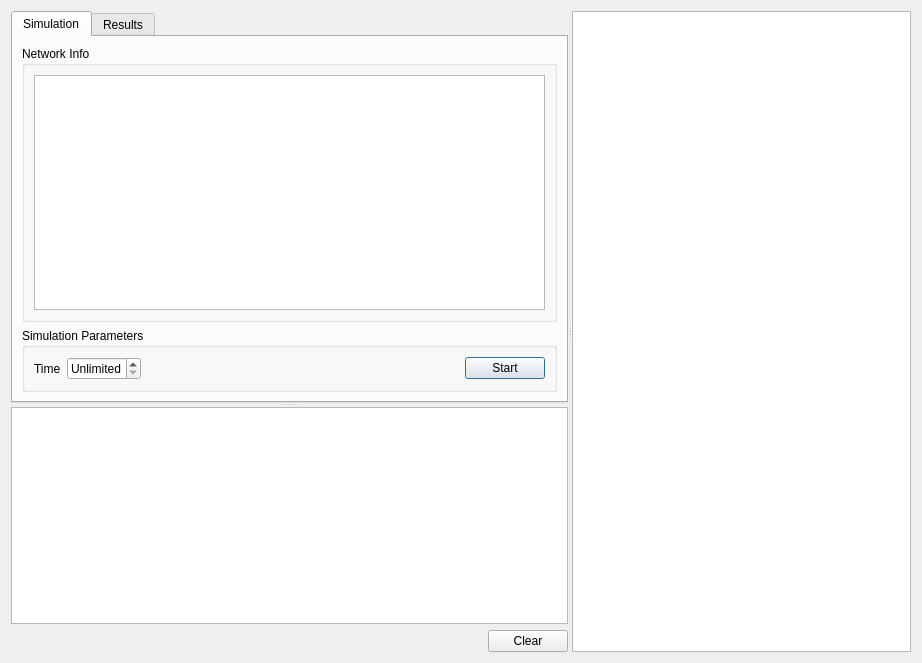
The window that dpse2/src/dpseapp/simu/branch/CGraphSimulatorDialog.ui (ArsMasiuk/DPSE) describes before a commit, drawn with Qt 5.
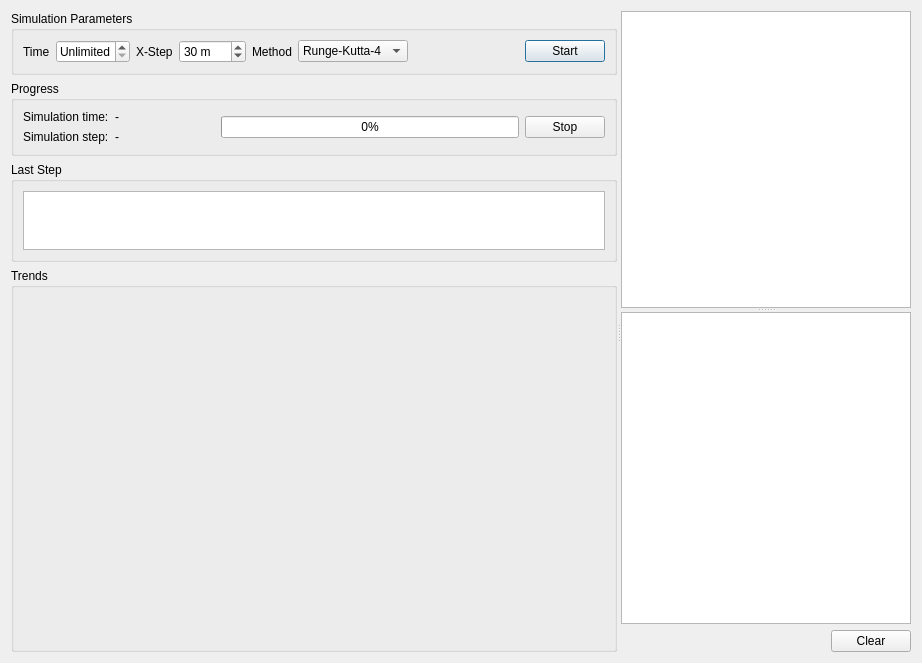
The same window after the commit. Custom widgets are drawn as their Qt base class.

Commit message: better trends visualization setting simulation params via UI

```diff
--- a/dpse2/src/dpseapp/simu/branch/CGraphSimulatorDialog.ui
+++ b/dpse2/src/dpseapp/simu/branch/CGraphSimulatorDialog.ui
@@ -19,37 +19,14 @@
      <property name="orientation">
       <enum>Qt::Horizontal</enum>
      </property>
-     <widget class="QSplitter" name="splitter">
-      <property name="orientation">
-       <enum>Qt::Vertical</enum>
-      </property>
-      <widget class="QTabWidget" name="Tabs">
-       <property name="currentIndex">
-        <number>0</number>
-       </property>
-       <widget class="QWidget" name="tabSimu">
-        <attribute name="title">
-         <string>Simulation</string>
-        </attribute>
-        <layout class="QVBoxLayout" name="verticalLayout_2">
-         <item>
-          <widget class="QGroupBox" name="groupBox">
-           <property name="title">
-            <string>Network Info</string>
-           </property>
+     <widget class="QWidget" name="layoutWidget_2">
            <layout class="QVBoxLayout" name="verticalLayout">
             <item>
-             <widget class="QTextBrowser" name="NetInfo"/>
-            </item>
-           </layout>
-          </widget>
-         </item>
-         <item>
-          <widget class="QGroupBox" name="groupBox_2">
+        <widget class="QGroupBox" name="SimuParams">
            <property name="title">
             <string>Simulation Parameters</string>
            </property>
-           <layout class="QHBoxLayout" name="horizontalLayout">
+         <layout class="QHBoxLayout" name="horizontalLayout_3">
             <item>
              <widget class="QLabel" name="label_3">
               <property name="text">
@@ -86,7 +63,46 @@
              </widget>
             </item>
             <item>
-             <spacer name="horizontalSpacer_2">
+           <widget class="QLabel" name="label_7">
+            <property name="text">
+             <string>X-Step</string>
+            </property>
+           </widget>
+          </item>
+          <item>
+           <widget class="QSpinBox" name="DeltaX">
+            <property name="suffix">
+             <string> m</string>
+            </property>
+            <property name="minimum">
+             <number>1</number>
+            </property>
+            <property name="maximum">
+             <number>1000</number>
+            </property>
+            <property name="value">
+             <number>30</number>
+            </property>
+           </widget>
+          </item>
+          <item>
+           <widget class="QLabel" name="label_8">
+            <property name="text">
+             <string>Method</string>
+            </property>
+           </widget>
+          </item>
+          <item>
+           <widget class="QComboBox" name="comboBox">
+            <item>
+             <property name="text">
+              <string>Runge-Kutta-4</string>
+             </property>
+            </item>
+           </widget>
+          </item>
+          <item>
+           <spacer name="horizontalSpacer_3">
               <property name="orientation">
                <enum>Qt::Horizontal</enum>
               </property>
@@ -108,13 +124,6 @@
            </layout>
           </widget>
          </item>
-        </layout>
-       </widget>
-       <widget class="QWidget" name="tabResults">
-        <attribute name="title">
-         <string>Results</string>
-        </attribute>
-        <layout class="QVBoxLayout" name="verticalLayout_4">
          <item>
           <widget class="QGroupBox" name="groupBox_3">
            <property name="title">
@@ -223,9 +232,13 @@
          </item>
         </layout>
        </widget>
-      </widget>
+     <widget class="QSplitter" name="splitter">
+      <property name="orientation">
+       <enum>Qt::Vertical</enum>
+      </property>
+      <widget class="CEditorView" name="SceneView"/>
       <widget class="QWidget" name="layoutWidget">
-       <layout class="QVBoxLayout" name="verticalLayout_3">
+       <layout class="QVBoxLayout" name="verticalLayout_4">
         <item>
          <widget class="QTextBrowser" name="Console"/>
         </item>
@@ -256,7 +269,6 @@
        </layout>
       </widget>
      </widget>
-     <widget class="CEditorView" name="SceneView"/>
     </widget>
    </item>
   </layout>
```
Left out of the diff: 20 changed lines with no effect on the pictures. Lines whose indentation alone changed are shown as unchanged. The commit also changes 5 other files.
